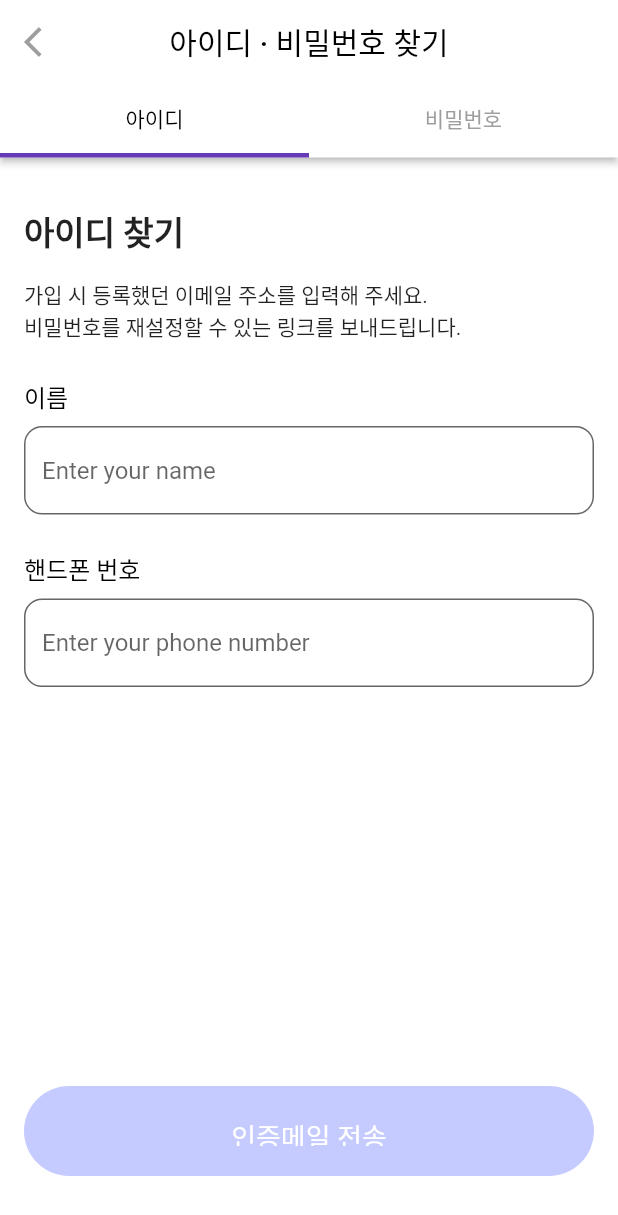
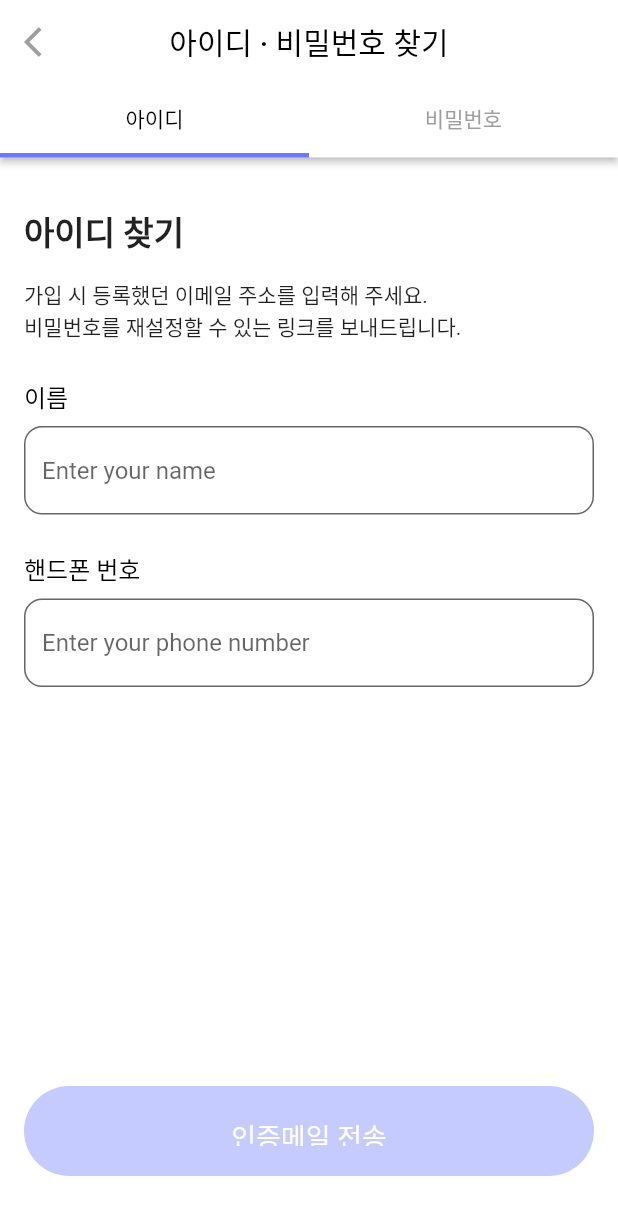
Before and after one commit to kattpish/ArtroomsFlutter, a Flutter app: the ScreenHome screen opened directly, on a phone screen of 412 x 824 dp. Shown: the top 1215 px of the screen. Run offline on Flutter 3.47's test engine with Material 2 defaults, Android fonts, the phone set to English and light mode, and no system bars; our stand-ins replace flutter_slidable; network calls fail.

Commit message:
home screen ui

```diff
--- /dev/null
+++ b/lib/beans/chat.dart
@@ -0,0 +1,17 @@
+class Chat {
+  final String id;
+  final String name;
+  final String lastMessage;
+  final int unreadMessages;
+  final String profilePictureUrl;
+  final String date;
+
+  Chat({
+    required this.id,
+    required this.name,
+    required this.lastMessage,
+    required this.unreadMessages,
+    required this.profilePictureUrl,
+    required this.date,
+  });
+}
--- a/lib/main.dart
+++ b/lib/main.dart
@@ -1,7 +1,8 @@
+import 'package:artrooms/ui/screens/screen_chats.dart';
 import 'package:artrooms/ui/screens/screen_home.dart';
 import 'package:artrooms/ui/screens/screen_login.dart';
 import 'package:flutter/material.dart';
 
 void main() {
-  runApp(const MyScreenHome());
+  runApp(MyChatListScreen());
 }
--- /dev/null
+++ b/lib/ui/screens/screen_chats.dart
@@ -0,0 +1,252 @@
+import 'package:artrooms/ui/screens/screen_chatroom.dart';
+import 'package:flutter/material.dart';
+import 'package:flutter_slidable/flutter_slidable.dart';
+
+import '../../beans/chat.dart';
+import '../../utils/MyUtils.dart';
+
+class MyChatListScreen extends StatelessWidget {
+
+  MyChatListScreen({super.key});
+
+  final List<Chat> chats = [
+    Chat(
+      id: '1',
+      name: '아티스트 A',
+      lastMessage: '안녕하세요! 오늘 프로젝트 어땠나요?',
+      unreadMessages: 3,
+      profilePictureUrl: 'https://via.placeholder.com/150',
+      date: "2024-02-02 23:46",
+    ),
+    Chat(
+      id: '2',
+      name: '아티스트 B',
+      lastMessage: '내일 미팅 준비 다 되셨나요?',
+      unreadMessages: 1,
+      profilePictureUrl: 'https://via.placeholder.com/150',
+      date: "2024-02-01 23:46",
+    ),
+    Chat(
+      id: '3',
+      name: '아티스트 C',
+      lastMessage: '프로젝트 마감일 확인 부탁드립니다.',
+      unreadMessages: 5,
+      profilePictureUrl: 'https://via.placeholder.com/150',
+      date: "2024-01-16",
+    ),
+    Chat(
+      id: '4',
+      name: '아티스트 A',
+      lastMessage: '안녕하세요! 오늘 프로젝트 어땠나요?',
+      unreadMessages: 3,
+      profilePictureUrl: 'https://via.placeholder.com/150',
+      date: "2023-07-16",
+    ),
+    Chat(
+      id: '5',
+      name: '아티스트 B',
+      lastMessage: '내일 미팅 준비 다 되셨나요?',
+      unreadMessages: 1,
+      profilePictureUrl: 'https://via.placeholder.com/150',
+      date: "2023-07-16",
+    ),
+    Chat(
+      id: '6',
+      name: '아티스트 C',
+      lastMessage: '프로젝트 마감일 확인 부탁드립니다.',
+      unreadMessages: 5,
+      profilePictureUrl: 'https://via.placeholder.com/150',
+      date: "2023-07-16",
+    ),
+    Chat(
+      id: '7',
+      name: '아티스트 A',
+      lastMessage: '안녕하세요! 오늘 프로젝트 어땠나요?',
+      unreadMessages: 3,
+      profilePictureUrl: 'https://via.placeholder.com/150',
+      date: "2023-07-16",
+    ),
+    Chat(
+      id: '8',
+      name: '아티스트 B',
+      lastMessage: '내일 미팅 준비 다 되셨나요?',
+      unreadMessages: 1,
+      profilePictureUrl: 'https://via.placeholder.com/150',
+      date: "2023-07-16",
+    ),
+    Chat(
+      id: '9',
+      name: '아티스트 C',
+      lastMessage: '프로젝트 마감일 확인 부탁드립니다.',
+      unreadMessages: 5,
+      profilePictureUrl: 'https://via.placeholder.com/150',
+      date: "2023-07-16",
+    ),
+    Chat(
+      id: '10',
+      name: '아티스트 A',
+      lastMessage: '안녕하세요! 오늘 프로젝트 어땠나요?',
+      unreadMessages: 3,
+      profilePictureUrl: 'https://via.placeholder.com/150',
+      date: "2023-07-16",
+    ),
+    Chat(
+      id: '11',
+      name: '아티스트 B',
+      lastMessage: '내일 미팅 준비 다 되셨나요?',
+      unreadMessages: 1,
+      profilePictureUrl: 'https://via.placeholder.com/150',
+      date: "2023-07-16",
+    ),
+    Chat(
+      id: '12',
+      name: '아티스트 C',
+      lastMessage: '프로젝트 마감일 확인 부탁드립니다.',
+      unreadMessages: 5,
+      profilePictureUrl: 'https://via.placeholder.com/150',
+      date: "2023-07-16",
+    ),
+  ];
+
+  @override
+  Widget build(BuildContext context) {
+    return MaterialApp(
+      title: 'Chats',
+      home: Scaffold(
+        backgroundColor: Colors.white,
+        appBar: AppBar(
+          title: const Text(
+            '채팅',
+            style: TextStyle(color: Colors.black),
+          ),
+          backgroundColor: Colors.white,
+          elevation: 0,
+          actions: [
+            PopupMenuButton<String>(
+              onSelected: _onSelectMenuItem,
+              itemBuilder: (BuildContext context) {
+                return {'Refresh', 'Settings'}.map((String choice) {
+                  return PopupMenuItem<String>(
+                    value: choice,
+                    child: Text(choice),
+                  );
+                }).toList();
+              },
+              icon: const Icon(Icons.more_vert, color: Colors.grey),
+            ),
+          ],
+        ),
+        body: Column(
+          children: [
+            Padding(
+              padding: const EdgeInsets.all(8.0),
+              child: TextField(
+                decoration: InputDecoration(
+                  hintText: '',
+                  suffixIcon: const Icon(Icons.search),
+                  border: OutlineInputBorder(
+                    borderRadius: BorderRadius.circular(30),
+                    borderSide: BorderSide.none,
+                  ),
+                  filled: true,
+                  fillColor: Colors.grey[200],
+                ),
+              ),
+            ),
+            Expanded(
+              child: chats.isNotEmpty
+                  ? ListView.builder(
+                itemCount: chats.length,
+                itemBuilder: (context, index) {
+                  return Container(
+                    key: Key(chats[index].id),
+                    child: buildListTile(context, index),
+                  );
+                },
+              )
+                  : const Center(
+                child: Text('No chats found'),
+              ),
+            ),
+          ],
+        ),
+      ),
+    );
+  }
+
+  Slidable buildListTile(BuildContext context, int index) {
+    return Slidable(
+      key: const ValueKey(0),
+      endActionPane: ActionPane(
+        motion: ScrollMotion(),
+        children: [
+          SlidableAction(
+            flex: 2,
+            onPressed: doNothing,
+            backgroundColor: Colors.grey,
+            foregroundColor: Colors.white,
+            icon: Icons.archive,
+            label: '',
+          ),
+          SlidableAction(
+            onPressed: doNothing,
+            backgroundColor: Color(0xFF6A79FF),
+            foregroundColor: Colors.white,
+            icon: Icons.save,
+            label: '',
+          ),
+        ],
+      ),
+
+      child:  ListTile(
+        leading: CircleAvatar(
+          backgroundImage: NetworkImage(chats[index].profilePictureUrl),
+        ),
+        title: Text(chats[index].name),
+        subtitle: Text(chats[index].lastMessage),
+        trailing: Column(
+          mainAxisSize: MainAxisSize.min,
+          children: [
+            Text(
+              formatChatDateString(chats[index].date),
+              style: const TextStyle(color: Colors.grey, fontSize: 12),
+            ),
+            Container(
+              padding: const EdgeInsets.all(8),
+              decoration: const BoxDecoration(
+                color: Color(0xFF6A79FF),
+                shape: BoxShape.circle,
+              ),
+              child: Text(
+                chats[index].unreadMessages.toString(),
+                style: const TextStyle(color: Colors.white),
+              ),
+            ),
+          ],
+        ),
+        onTap: () {
+          Navigator.push(
+            context,
+            MaterialPageRoute(
+              builder: (context) => ChatDetailScreen(chat: chats[index]),
+            ),
+          );
+        },
+      ),
+    );
+  }
+
+  void doNothing(BuildContext context) {}
+
+  void _onSelectMenuItem(String value) {
+    switch (value) {
+      case 'Refresh':
+      // TODO: Implement refresh action
+        break;
+      case 'Settings':
+      // TODO: Implement settings action
+        break;
+    }
+  }
+
+}
--- a/lib/ui/screens/screen_home.dart
+++ b/lib/ui/screens/screen_home.dart
@@ -91,7 +91,7 @@ class _ScreenHomeState extends State<ScreenHome> with SingleTickerProviderStateM
           controller: _tabController,
           labelColor: Colors.black,
           unselectedLabelColor: Colors.grey,
-          indicatorColor: Colors.deepPurple,
+          indicatorColor: const Color(0xFF6A79FF),
           indicatorWeight: 3.0,
           tabs: const [
             Tab(text: '아이디'),
--- a/pubspec.yaml
+++ b/pubspec.yaml
@@ -16,6 +16,7 @@ dev_dependencies:
     sdk: flutter
 
   flutter_lints: ^2.0.0
+  flutter_slidable: ^3.0.1
 
 flutter:
   uses-material-design: true
```
Also changed, not shown: lib/ui/screens/screen_chatroom.dart (added, +16 -0 lines), lib/utils/MyUtils.dart (+24 -0 lines), pubspec.lock.
